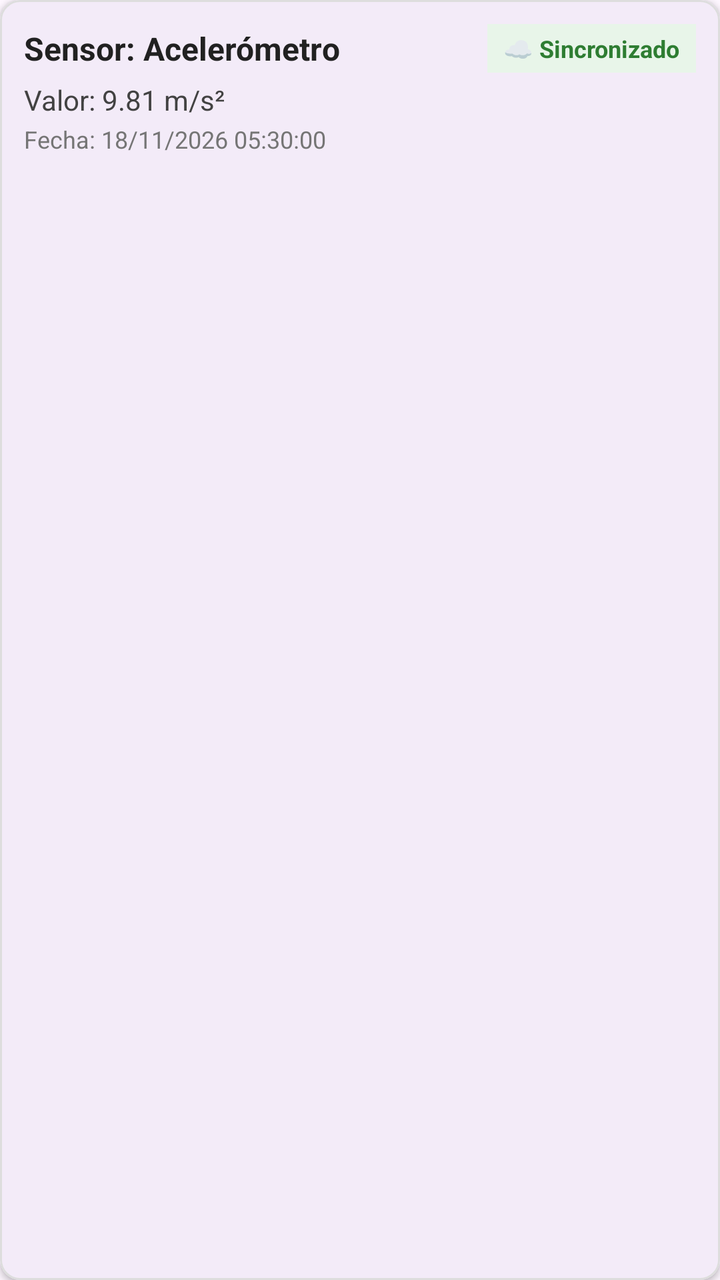
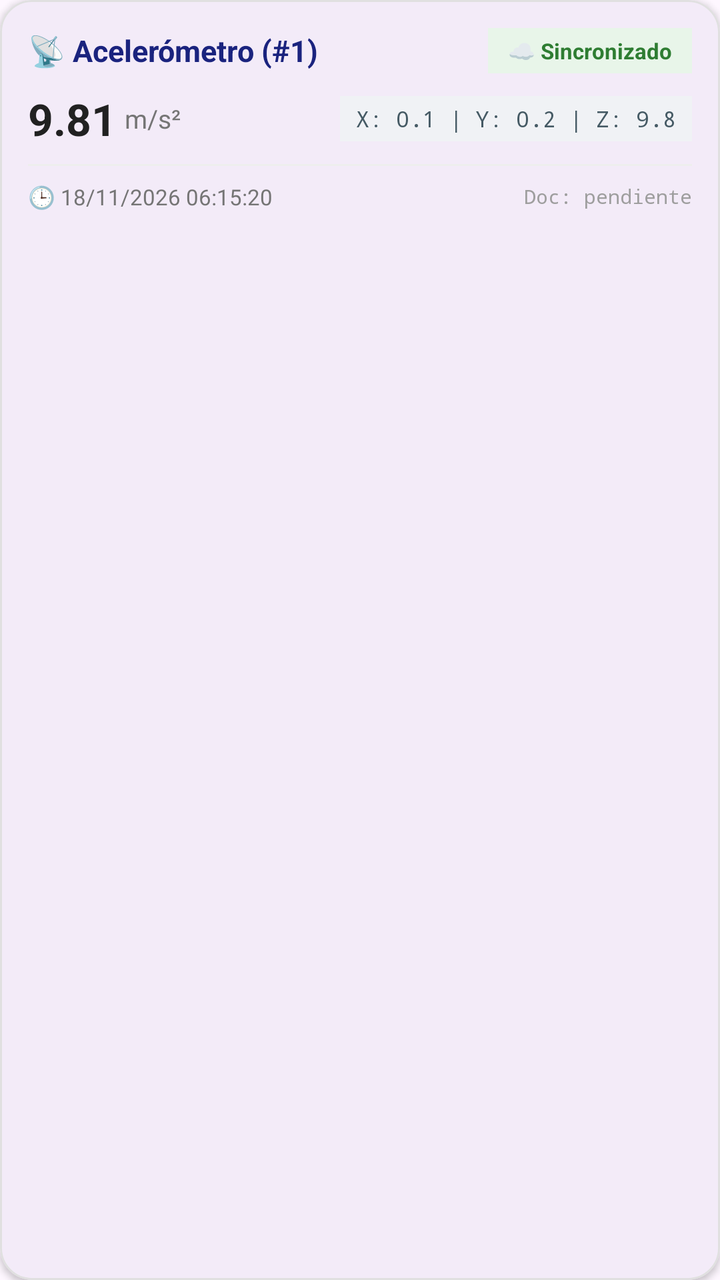

The first picture is an Android layout as it rendered before a commit; the second is the same layout after the commit. The layout source and the unified diff follow.
<!-- AndroidManifest.xml: application theme Theme.Examen -->
<!-- res/layout/item_medicion.xml -->
<?xml version="1.0" encoding="utf-8"?>
<com.google.android.material.card.MaterialCardView xmlns:android="http://schemas.android.com/apk/res/android"
    xmlns:app="http://schemas.android.com/apk/res-auto"
    android:layout_width="match_parent"
    android:layout_height="wrap_content"
    android:layout_marginHorizontal="8dp"
    android:layout_marginVertical="4dp"
    app:cardCornerRadius="10dp"
    app:cardElevation="2dp"
    app:strokeWidth="1dp"
    app:strokeColor="#DDDDDD">

    <LinearLayout
        android:layout_width="match_parent"
        android:layout_height="wrap_content"
        android:orientation="vertical"
        android:padding="12dp">

        <LinearLayout
            android:layout_width="match_parent"
            android:layout_height="wrap_content"
            android:orientation="horizontal"
            android:gravity="center_vertical">

            <TextView
                android:id="@+id/tv_item_sensor"
                android:layout_width="0dp"
                android:layout_height="wrap_content"
                android:layout_weight="1"
                android:text="Sensor: Acelerómetro"
                android:textSize="16sp"
                android:textStyle="bold"
                android:textColor="#212121" />

            <TextView
                android:id="@+id/tv_item_estado"
                android:layout_width="wrap_content"
                android:layout_height="wrap_content"
                android:paddingHorizontal="8dp"
                android:paddingVertical="4dp"
                android:text="☁️ Sincronizado"
                android:textSize="12sp"
                android:textStyle="bold"
                android:background="#E8F5E9"
                android:textColor="#2E7D32" />
        </LinearLayout>

        <TextView
            android:id="@+id/tv_item_valor"
            android:layout_width="wrap_content"
            android:layout_height="wrap_content"
            android:layout_marginTop="4dp"
            android:text="Valor: 9.81 m/s²"
            android:textSize="14sp"
            android:textColor="#424242" />

        <TextView
            android:id="@+id/tv_item_fecha"
            android:layout_width="wrap_content"
            android:layout_height="wrap_content"
            android:layout_marginTop="2dp"
            android:text="Fecha: 18/11/2026 05:30:00"
            android:textSize="12sp"
            android:textColor="#757575" />

    </LinearLayout>
</com.google.android.material.card.MaterialCardView>
<!-- resources referenced by this layout -->
<resources>
  <style name="Theme.Examen" parent="Base.Theme.Examen" />
  <style name="Base.Theme.Examen" parent="Theme.Material3.DayNight.NoActionBar">
          
          
      </style>
</resources>

<!-- the commit's change to res/layout/item_medicion.xml (unified diff, before → after) -->
@@ -3,65 +3,125 @@
     xmlns:app="http://schemas.android.com/apk/res-auto"
     android:layout_width="match_parent"
     android:layout_height="wrap_content"
-    android:layout_marginHorizontal="8dp"
-    android:layout_marginVertical="4dp"
-    app:cardCornerRadius="10dp"
+    android:layout_marginHorizontal="12dp"
+    android:layout_marginVertical="6dp"
+    app:cardCornerRadius="16dp"
     app:cardElevation="2dp"
     app:strokeWidth="1dp"
-    app:strokeColor="#DDDDDD">
+    app:strokeColor="#E0E0E0">
 
     <LinearLayout
         android:layout_width="match_parent"
         android:layout_height="wrap_content"
         android:orientation="vertical"
-        android:padding="12dp">
+        android:padding="14dp">
 
+        
         <LinearLayout
             android:layout_width="match_parent"
             android:layout_height="wrap_content"
-            android:orientation="horizontal"
-            android:gravity="center_vertical">
+            android:gravity="center_vertical"
+            android:orientation="horizontal">
 
             <TextView
                 android:id="@+id/tv_item_sensor"
                 android:layout_width="0dp"
                 android:layout_height="wrap_content"
                 android:layout_weight="1"
-                android:text="Sensor: Acelerómetro"
-                android:textSize="16sp"
-                android:textStyle="bold"
-                android:textColor="#212121" />
+                android:text="📡 Acelerómetro (#1)"
+                android:textColor="#1A237E"
+                android:textSize="15sp"
+                android:textStyle="bold" />
 
             <TextView
                 android:id="@+id/tv_item_estado"
                 android:layout_width="wrap_content"
                 android:layout_height="wrap_content"
+                android:background="#E8F5E9"
+                android:paddingHorizontal="10dp"
+                android:paddingVertical="4dp"
+                android:text="☁️ Sincronizado"
+                android:textColor="#2E7D32"
+                android:textSize="11sp"
+                android:textStyle="bold" />
+        </LinearLayout>
+
+        
+        <LinearLayout
+            android:layout_width="match_parent"
+            android:layout_height="wrap_content"
+            android:layout_marginTop="8dp"
+            android:gravity="center_vertical"
+            android:orientation="horizontal">
+
+            <TextView
+                android:id="@+id/tv_item_valor"
+                android:layout_width="wrap_content"
+                android:layout_height="wrap_content"
+                android:text="9.81"
+                android:textColor="#212121"
+                android:textSize="22sp"
+                android:textStyle="bold" />
+
+            <TextView
+                android:layout_width="wrap_content"
+                android:layout_height="wrap_content"
+                android:layout_marginStart="4dp"
+                android:text="m/s²"
+                android:textColor="#757575"
+                android:textSize="13sp" />
+
+            <View
+                android:layout_width="0dp"
+                android:layout_height="1dp"
+                android:layout_weight="1" />
+
+            
+            <TextView
+                android:id="@+id/tv_item_ejes"
+                android:layout_width="wrap_content"
+                android:layout_height="wrap_content"
+                android:background="#F0F2F5"
                 android:paddingHorizontal="8dp"
                 android:paddingVertical="4dp"
-                android:text="☁️ Sincronizado"
-                android:textSize="12sp"
-                android:textStyle="bold"
-                android:background="#E8F5E9"
-                android:textColor="#2E7D32" />
+                android:text="X: 0.1 | Y: 0.2 | Z: 9.8"
+                android:textColor="#455A64"
+                android:textSize="11sp"
+                android:fontFamily="monospace" />
         </LinearLayout>
 
-        <TextView
-            android:id="@+id/tv_item_valor"
-            android:layout_width="wrap_content"
+        
+        <View
+            android:layout_width="match_parent"
+            android:layout_height="1dp"
+            android:layout_marginVertical="8dp"
+            android:background="#EEEEEE" />
+
+        
+        <LinearLayout
+            android:layout_width="match_parent"
             android:layout_height="wrap_content"
-            android:layout_marginTop="4dp"
-            android:text="Valor: 9.81 m/s²"
-            android:textSize="14sp"
-            android:textColor="#424242" />
+            android:gravity="center_vertical"
+            android:orientation="horizontal">
 
-        <TextView
-            android:id="@+id/tv_item_fecha"
-            android:layout_width="wrap_content"
-            android:layout_height="wrap_content"
-            android:layout_marginTop="2dp"
-            android:text="Fecha: 18/11/2026 05:30:00"
-            android:textSize="12sp"
-            android:textColor="#757575" />
+            <TextView
+                android:id="@+id/tv_item_fecha"
+                android:layout_width="0dp"
+                android:layout_height="wrap_content"
+                android:layout_weight="1"
+                android:text="🕒 18/11/2026 06:15:20"
+                android:textColor="#757575"
+                android:textSize="11sp" />
+
+            <TextView
+                android:id="@+id/tv_item_firestore_id"
+                android:layout_width="wrap_content"
+                android:layout_height="wrap_content"
+                android:text="Doc: pendiente"
+                android:textColor="#9E9E9E"
+                android:textSize="10sp"
+                android:fontFamily="monospace" />
+        </LinearLayout>
 
     </LinearLayout>
 </com.google.android.material.card.MaterialCardView>
